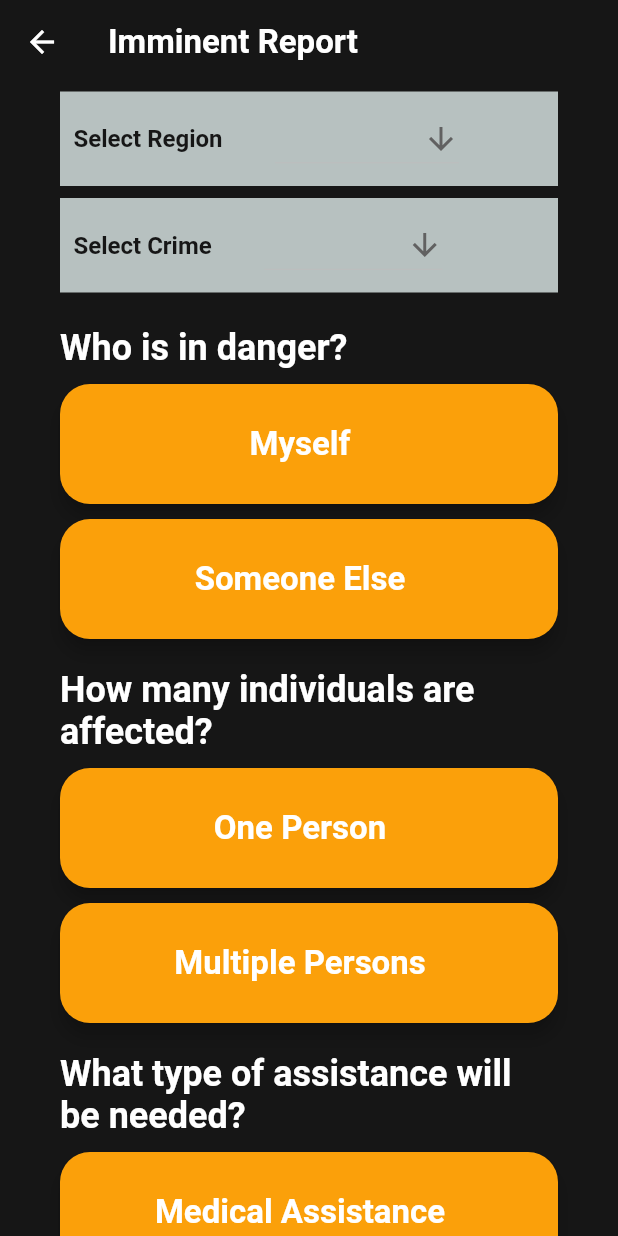
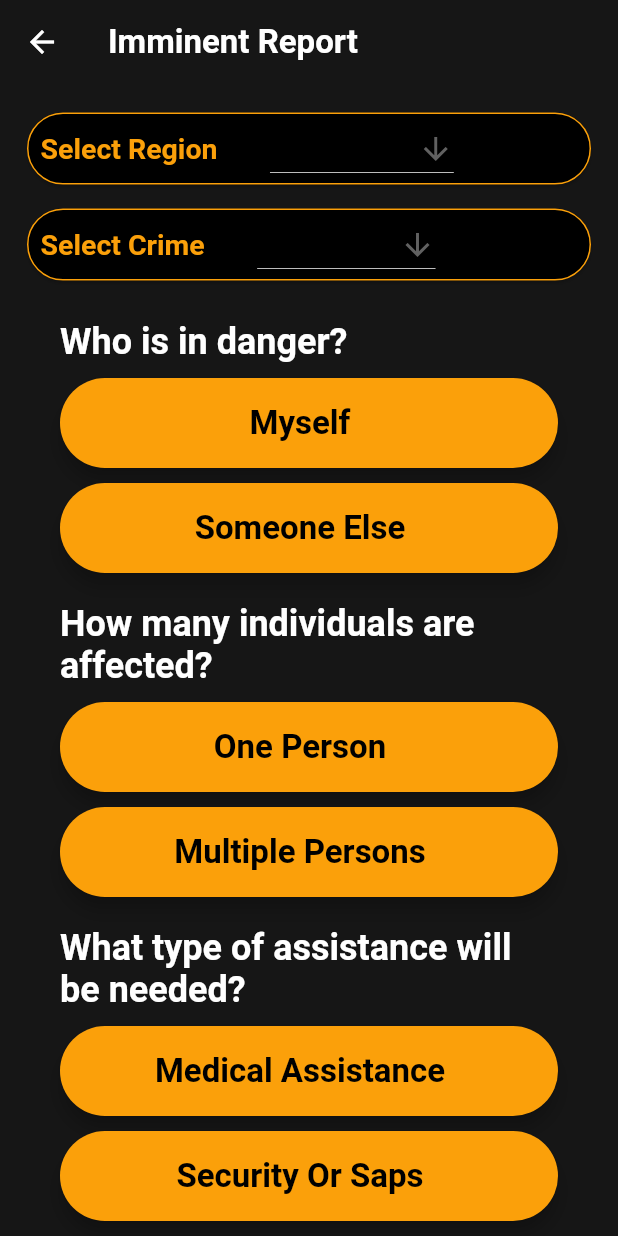
Before and after one commit to Maj-Bubbles/NightWatch-Public, a Flutter app: the ImminentReportUser screen opened by its route, on a phone screen of 412 x 824 dp. Run offline on Flutter 3.47's test engine with Material 2 defaults, Android fonts, the phone set to English and light mode, and no system bars; our stand-ins replace another_flushbar, email_validator, intro_slider; missing offline and left inert: backendless_sdk.

Commit message:
feat: version1

```diff
--- a/lib/views/pages/imminent_report_user.dart
+++ b/lib/views/pages/imminent_report_user.dart
@@ -106,29 +106,37 @@ class _ImminentReportUserState extends State<ImminentReportUser> {
           ),
         ),
       ),
+/////////////////////////////////////////////////////////////////
       body: ListView(
         children: [
           Padding(
             padding: const EdgeInsets.only(
-              left: 40.0,
-              right: 40.0,
-              top: 5.0,
+              left: 14.0,
+              right: 14.0,
+              top: 15.0,
               bottom: 3.0,
             ),
-            child: Container(
-              color: silverSandForFormsAndOtherStuff,
-              height: 63,
-              child: Center(
+            child: Center(
+              //added a card /shape/side color
+              child: Card(
+                color: Colors.black,
+                shape: RoundedRectangleBorder(
+                  borderRadius: BorderRadius.circular(40),
+                  side: const BorderSide(
+                    color: orangePeelForIconsAndButtons,
+                  ),
+                ),
                 child: Row(
                   children: [
                     const Padding(
                       padding: EdgeInsets.all(9.0),
+                      //added font from 16 to 19/
                       child: Text(
                         'Select Region',
                         style: TextStyle(
-                          color: scaffoldBackgroundColor,
+                          color: orangePeelForIconsAndButtons,
                           fontWeight: FontWeight.bold,
-                          fontSize: 16,
+                          fontSize: 19,
                         ),
                       ),
                     ),
@@ -169,17 +177,26 @@ class _ImminentReportUserState extends State<ImminentReportUser> {
               ),
             ),
           ),
+
+/////////////////////////////////////////////////////////////////
           Padding(
             padding: const EdgeInsets.only(
-              left: 40.0,
-              right: 40.0,
+              left: 14.0,
+              right: 14.0,
               top: 5.0,
               bottom: 3.0,
             ),
-            child: Container(
-              color: silverSandForFormsAndOtherStuff,
-              height: 63,
-              child: Center(
+            child: Center(
+              //added a card/shape/side
+
+              child: Card(
+                color: Colors.black,
+                shape: RoundedRectangleBorder(
+                  borderRadius: BorderRadius.circular(40),
+                  side: const BorderSide(
+                    color: orangePeelForIconsAndButtons,
+                  ),
+                ),
                 child: Row(
                   children: [
                     const Padding(
@@ -187,9 +204,9 @@ class _ImminentReportUserState extends State<ImminentReportUser> {
                       child: Text(
                         'Select Crime',
                         style: TextStyle(
-                          color: scaffoldBackgroundColor,
+                          color: orangePeelForIconsAndButtons,
                           fontWeight: FontWeight.bold,
-                          fontSize: 16,
+                          fontSize: 19,
                         ),
                       ),
                     ),
@@ -230,6 +247,7 @@ class _ImminentReportUserState extends State<ImminentReportUser> {
               ),
             ),
           ),
+/////////////////////////////////////////////////////////////////
           const Padding(
             padding: EdgeInsets.only(
               left: 40,
@@ -245,6 +263,7 @@ class _ImminentReportUserState extends State<ImminentReportUser> {
               ),
             ),
           ),
+/////////////////////////////////////////////////////////////////
           Padding(
             padding: const EdgeInsets.only(
               left: 40,
@@ -252,13 +271,16 @@ class _ImminentReportUserState extends State<ImminentReportUser> {
               top: 10,
             ),
             child: MaterialButton(
-              height: 80,
+              //height from 80 to 60
+              height: 60,
               color: onChange,
               shape: const RoundedRectangleBorder(
                 borderRadius: BorderRadius.all(
-                  Radius.circular(20),
+                  //from 20 to 40
+                  Radius.circular(40),
                 ),
               ),
+
               elevation: 5,
               onPressed: () {
                 setState(() {
@@ -272,13 +294,14 @@ class _ImminentReportUserState extends State<ImminentReportUser> {
                   print(imminentReportDetails);
                 });
               },
+              //added card
               child: Row(
                 mainAxisAlignment: MainAxisAlignment.center,
                 children: [
                   const Text(
                     'Myself',
                     style: TextStyle(
-                      color: Colors.white,
+                      color: Colors.black,
                       fontWeight: FontWeight.bold,
                       fontSize: 22,
                     ),
@@ -308,6 +331,7 @@ class _ImminentReportUserState extends State<ImminentReportUser> {
                   ),
                 )
               : Container(),
+/////////////////////////////////////////////////////////////////
           Padding(
             padding: const EdgeInsets.only(
               left: 40,
@@ -315,11 +339,11 @@ class _ImminentReportUserState extends State<ImminentReportUser> {
               top: 10,
             ),
             child: MaterialButton(
-              height: 80,
+              height: 60,
               color: onChange,
               shape: const RoundedRectangleBorder(
                 borderRadius: BorderRadius.all(
-                  Radius.circular(20),
+                  Radius.circular(40),
                 ),
               ),
               elevation: 5,
@@ -341,7 +365,7 @@ class _ImminentReportUserState extends State<ImminentReportUser> {
                   const Text(
                     'Someone Else',
                     style: TextStyle(
-                      color: Colors.white,
+                      color: Colors.black,
                       fontWeight: FontWeight.bold,
                       fontSize: 22,
                     ),
@@ -395,11 +419,11 @@ class _ImminentReportUserState extends State<ImminentReportUser> {
               top: 10,
             ),
             child: MaterialButton(
-              height: 80,
+              height: 60,
               color: onChange,
               shape: const RoundedRectangleBorder(
                 borderRadius: BorderRadius.all(
-                  Radius.circular(20),
+                  Radius.circular(40),
                 ),
               ),
               elevation: 5,
@@ -421,7 +445,7 @@ class _ImminentReportUserState extends State<ImminentReportUser> {
                   const Text(
                     'One Person',
                     style: TextStyle(
-                      color: Colors.white,
+                      color: Colors.black,
                       fontWeight: FontWeight.bold,
                       fontSize: 22,
                     ),
@@ -458,11 +482,11 @@ class _ImminentReportUserState extends State<ImminentReportUser> {
               top: 10,
             ),
             child: MaterialButton(
-              height: 80,
+              height: 60,
               color: onChange,
               shape: const RoundedRectangleBorder(
                 borderRadius: BorderRadius.all(
-                  Radius.circular(20),
+                  Radius.circular(40),
                 ),
               ),
               elevation: 5,
@@ -484,7 +508,7 @@ class _ImminentReportUserState extends State<ImminentReportUser> {
                   const Text(
                     'Multiple Persons',
                     style: TextStyle(
-                      color: Colors.white,
+                      color: Colors.black,
                       fontWeight: FontWeight.bold,
                       fontSize: 22,
                     ),
@@ -538,11 +562,11 @@ class _ImminentReportUserState extends State<ImminentReportUser> {
               top: 10,
             ),
             child: MaterialButton(
-              height: 80,
+              height: 60,
               color: onChange,
               shape: const RoundedRectangleBorder(
                 borderRadius: BorderRadius.all(
-                  Radius.circular(20),
+                  Radius.circular(40),
                 ),
               ),
               elevation: 5,
@@ -564,7 +588,7 @@ class _ImminentReportUserState extends State<ImminentReportUser> {
                   const Text(
                     'Medical Assistance',
                     style: TextStyle(
-                      color: Colors.white,
+                      color: Colors.black,
                       fontWeight: FontWeight.bold,
                       fontSize: 22,
                     ),
@@ -601,11 +625,11 @@ class _ImminentReportUserState extends State<ImminentReportUser> {
               top: 10,
             ),
             child: MaterialButton(
-              height: 80,
+              height: 60,
               color: onChange,
               shape: const RoundedRectangleBorder(
                 borderRadius: BorderRadius.all(
-                  Radius.circular(20),
+                  Radius.circular(40),
                 ),
               ),
               elevation: 5,
@@ -627,7 +651,7 @@ class _ImminentReportUserState extends State<ImminentReportUser> {
                   const Text(
                     'Security Or Saps',
                     style: TextStyle(
-                      color: Colors.white,
+                      color: Colors.black,
                       fontWeight: FontWeight.bold,
                       fontSize: 22,
                     ),
@@ -664,11 +688,11 @@ class _ImminentReportUserState extends State<ImminentReportUser> {
               top: 10,
             ),
             child: MaterialButton(
-              height: 80,
+              height: 60,
               color: onChange,
               shape: const RoundedRectangleBorder(
                 borderRadius: BorderRadius.all(
-                  Radius.circular(20),
+                  Radius.circular(40),
                 ),
               ),
               elevation: 5,
@@ -690,7 +714,7 @@ class _ImminentReportUserState extends State<ImminentReportUser> {
                   const Text(
                     'Fire Department',
                     style: TextStyle(
-                      color: Colors.white,
+                      color: Colors.black,
                       fontWeight: FontWeight.bold,
                       fontSize: 22,
                     ),
@@ -744,11 +768,11 @@ class _ImminentReportUserState extends State<ImminentReportUser> {
               top: 10,
             ),
             child: MaterialButton(
-              height: 80,
+              height: 60,
               color: onChange,
               shape: const RoundedRectangleBorder(
                 borderRadius: BorderRadius.all(
-                  Radius.circular(20),
+                  Radius.circular(40),
                 ),
               ),
               elevation: 5,
@@ -770,7 +794,7 @@ class _ImminentReportUserState extends State<ImminentReportUser> {
                   const Text(
                     'Ongoing',
                     style: TextStyle(
-                      color: Colors.white,
+                      color: Colors.black,
                       fontWeight: FontWeight.bold,
                       fontSize: 22,
                     ),
@@ -807,11 +831,11 @@ class _ImminentReportUserState extends State<ImminentReportUser> {
               top: 10,
             ),
             child: MaterialButton(
-              height: 80,
+              height: 60,
               color: onChange,
               shape: const RoundedRectangleBorder(
                 borderRadius: BorderRadius.all(
-                  Radius.circular(20),
+                  Radius.circular(40),
                 ),
               ),
               elevation: 5,
@@ -833,7 +857,7 @@ class _ImminentReportUserState extends State<ImminentReportUser> {
                   const Text(
                     'Not Active',
                     style: TextStyle(
-                      color: Colors.white,
+                      color: Colors.black,
                       fontWeight: FontWeight.bold,
                       fontSize: 22,
                     ),
@@ -880,8 +904,7 @@ class _ImminentReportUserState extends State<ImminentReportUser> {
               elevation: 5,
               onPressed: () {
                 navigatorService.showSnackBar(StatusDialog(
-                    message:
-                        'The report has been filed successfully.'
+                    message: 'The report has been filed successfully.'
                         'Please wait for the security or SAPS to help.',
                     title: 'Imminent Report'));
               },
```
